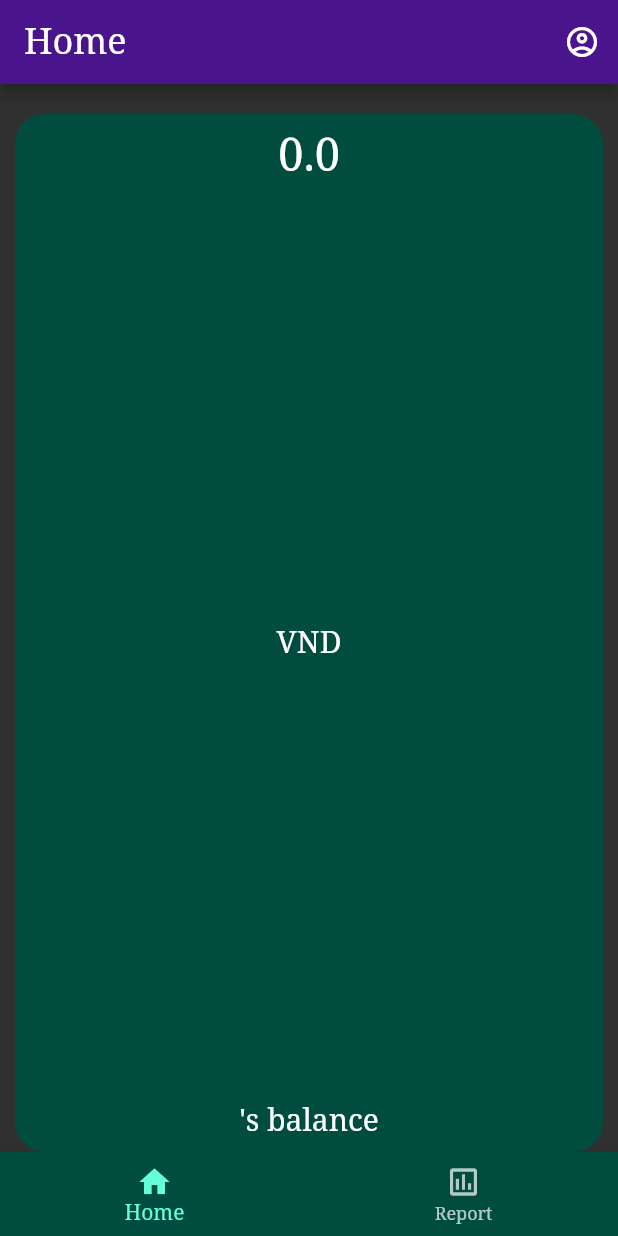
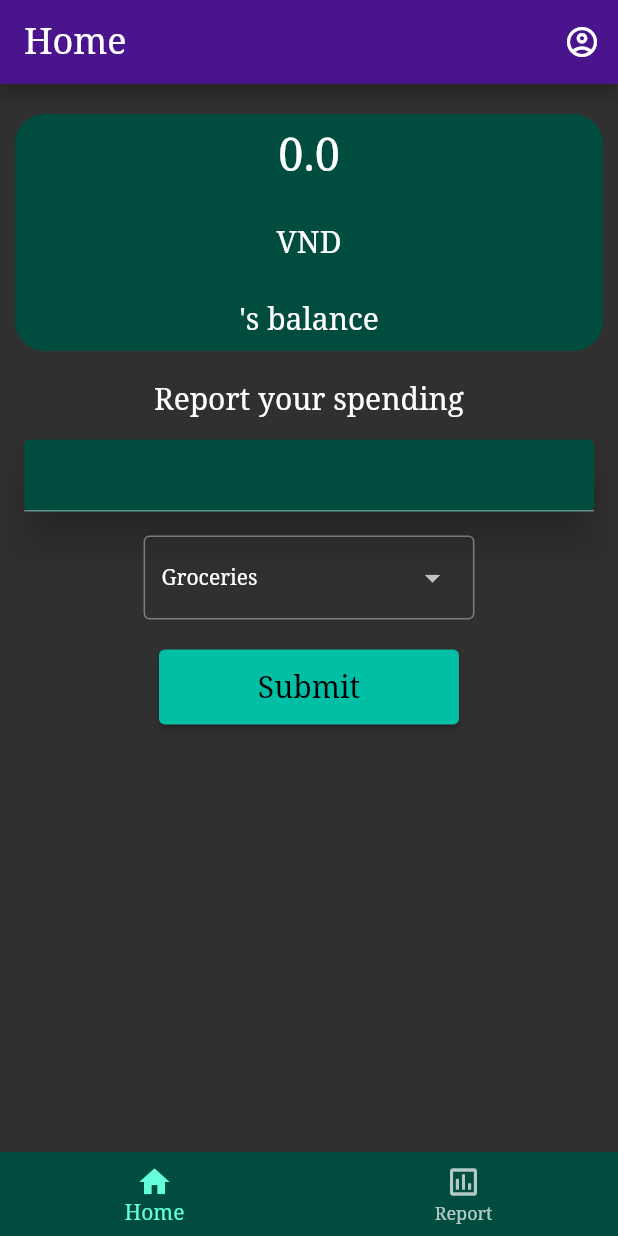
Before and after one commit to triet0612/wallet_app, a Flutter app: the screen it shows after launch, on a phone screen of 412 x 824 dp. Run offline on Flutter 3.47's test engine with Material 2 defaults, Android fonts, the phone set to English and light mode, and no system bars; our stand-ins replace sqflite, syncfusion_flutter_charts; accounts and stored records are empty.

```diff
--- a/lib/components/form.dart
+++ b/lib/components/form.dart
@@ -2,14 +2,15 @@ import 'package:flutter/material.dart';
 
 class FormInputUser extends StatelessWidget {
   final ValueSetter? callback;
-  const FormInputUser({super.key, this.callback});
+  final TextInputType? textInputType;
+  const FormInputUser({super.key, this.callback, this.textInputType});
 
   @override
   Widget build(Object context) {
     return Card(
       child: Form(
         child: TextFormField(
-          keyboardType: TextInputType.number,
+          keyboardType: textInputType,
           autovalidateMode: AutovalidateMode.always,
           onChanged: (value) {
             try {
--- a/lib/screen/home.dart
+++ b/lib/screen/home.dart
@@ -1,5 +1,6 @@
 import 'package:flutter/material.dart';
 import 'package:wallet_app/components/appbar.dart';
+import 'package:wallet_app/components/form.dart';
 import 'package:wallet_app/model/database.dart';
 import 'package:wallet_app/model/model.dart';
 
@@ -28,7 +29,12 @@ class _HomeState extends State<Home> {
   @override
   Widget build(BuildContext context) {
     return SafeArea(
+        child: GestureDetector(
+      onTap: () {
+        FocusScope.of(context).unfocus();
+      },
       child: Scaffold(
+        resizeToAvoidBottomInset: false,
         appBar: AppBar(
           title: const Text("Home"),
           actions: [
@@ -43,11 +49,12 @@ class _HomeState extends State<Home> {
         body: Column(
           children: [
             Expanded(flex: 1, child: _BalanceCard(user: _user)),
+            Expanded(flex: 3, child: _AddHistory())
           ],
         ),
         bottomNavigationBar: const BottomBar(index: 0),
       ),
-    );
+    ));
   }
 }
 
@@ -80,3 +87,67 @@ class _BalanceCard extends StatelessWidget {
     );
   }
 }
+
+class _AddHistory extends StatefulWidget {
+  @override
+  State<StatefulWidget> createState() => _AddHistoryState();
+}
+
+class _AddHistoryState extends State<_AddHistory> {
+  History _history =
+      History(time: DateTime.now(), balanceusage: 0, category: "Groceries");
+  List dropdownCategories = [
+    "Groceries",
+    "Housing & Utilities",
+    "Transportation",
+    "Healthcare",
+    "Personal / Other",
+    "Online services",
+  ];
+
+  void updateBalanceUsage(value) {
+    setState(() {
+      _history = History(
+          time: DateTime.now(),
+          balanceusage: double.parse(value),
+          category: _history.category);
+    });
+  }
+
+  void updateCategories(String? value) {
+    setState(() {
+      _history = History(
+          time: DateTime.now(),
+          balanceusage: _history.balanceusage,
+          category: value!);
+    });
+  }
+
+  void submit() {
+    DBProvider().createHistory(_history);
+  }
+
+  @override
+  Widget build(BuildContext context) {
+    return Column(
+      children: [
+        const Padding(padding: EdgeInsets.all(10)),
+        const Text("Report your spending"),
+        FormInputUser(
+          callback: updateBalanceUsage,
+          textInputType: TextInputType.number,
+        ),
+        DropdownMenu<String>(
+          initialSelection: dropdownCategories.first,
+          onSelected: updateCategories,
+          dropdownMenuEntries: dropdownCategories
+              .map((value) =>
+                  DropdownMenuEntry<String>(value: value, label: value))
+              .toList(),
+        ),
+        const Padding(padding: EdgeInsets.all(10)),
+        SubmitButton(callback: submit),
+      ],
+    );
+  }
+}
```
Also changed, not shown: lib/model/database.dart (+61 -39 lines), lib/screen/report.dart (+37 -8 lines), lib/screen/userinfo.dart (+8 -2 lines).
